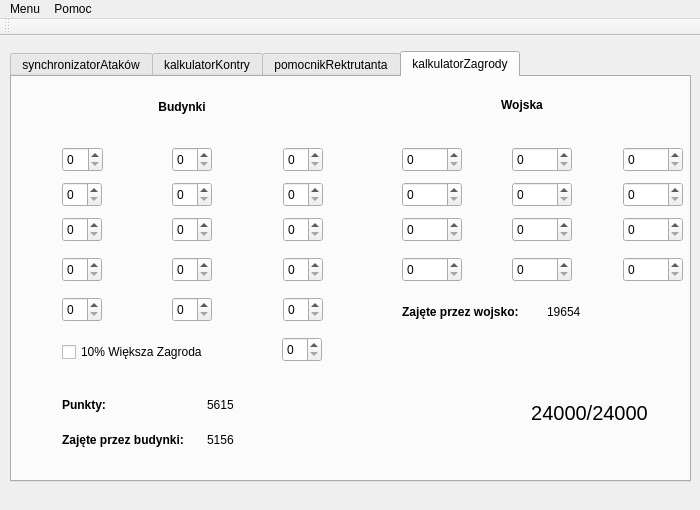
First picture: the form in tribalmain.ui, repository cranCode/tribalToolkit, before the edit.
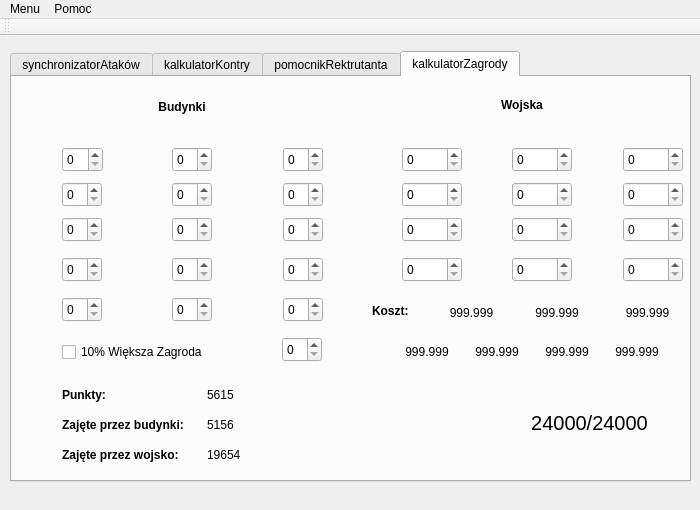
Second picture: the form after the edit. Icons and pictures are not drawn.

Patch:
```diff
--- a/tribalmain.ui
+++ b/tribalmain.ui
@@ -597,7 +597,7 @@
       <property name="geometry">
        <rect>
         <x>50</x>
-        <y>320</y>
+        <y>310</y>
         <width>50</width>
         <height>15</height>
        </rect>
@@ -616,7 +616,7 @@
       <property name="geometry">
        <rect>
         <x>20</x>
-        <y>318</y>
+        <y>310</y>
         <width>16</width>
         <height>16</height>
        </rect>
@@ -632,7 +632,7 @@
       <property name="geometry">
        <rect>
         <x>195</x>
-        <y>320</y>
+        <y>310</y>
         <width>50</width>
         <height>15</height>
        </rect>
@@ -645,7 +645,7 @@
       <property name="geometry">
        <rect>
         <x>20</x>
-        <y>353</y>
+        <y>340</y>
         <width>16</width>
         <height>16</height>
        </rect>
@@ -661,7 +661,7 @@
       <property name="geometry">
        <rect>
         <x>50</x>
-        <y>355</y>
+        <y>340</y>
         <width>121</width>
         <height>16</height>
        </rect>
@@ -680,7 +680,7 @@
       <property name="geometry">
        <rect>
         <x>195</x>
-        <y>355</y>
+        <y>340</y>
         <width>50</width>
         <height>15</height>
        </rect>
@@ -1040,8 +1040,8 @@
      <widget class="QLabel" name="imgChlop2">
       <property name="geometry">
        <rect>
-        <x>360</x>
-        <y>225</y>
+        <x>20</x>
+        <y>370</y>
         <width>16</width>
         <height>16</height>
        </rect>
@@ -1056,8 +1056,8 @@
      <widget class="QLabel" name="intZajetePrzezWojsko">
       <property name="geometry">
        <rect>
-        <x>535</x>
-        <y>227</y>
+        <x>195</x>
+        <y>370</y>
         <width>50</width>
         <height>15</height>
        </rect>
@@ -1069,8 +1069,8 @@
      <widget class="QLabel" name="textZajetePrzezWojsko">
       <property name="geometry">
        <rect>
-        <x>390</x>
-        <y>227</y>
+        <x>50</x>
+        <y>370</y>
         <width>121</width>
         <height>16</height>
        </rect>
@@ -1089,7 +1089,7 @@
       <property name="geometry">
        <rect>
         <x>477</x>
-        <y>280</y>
+        <y>290</y>
         <width>201</width>
         <height>111</height>
        </rect>
@@ -1115,7 +1115,7 @@
       <property name="geometry">
        <rect>
         <x>350</x>
-        <y>280</y>
+        <y>290</y>
         <width>151</width>
         <height>111</height>
        </rect>
@@ -1127,6 +1127,258 @@
        <pixmap>images/farm.png</pixmap>
       </property>
      </widget>
+     <widget class="QLabel" name="textKoszt">
+      <property name="geometry">
+       <rect>
+        <x>360</x>
+        <y>226</y>
+        <width>41</width>
+        <height>16</height>
+       </rect>
+      </property>
+      <property name="font">
+       <font>
+        <weight>75</weight>
+        <bold>true</bold>
+       </font>
+      </property>
+      <property name="text">
+       <string>Koszt:</string>
+      </property>
+     </widget>
+     <widget class="QLabel" name="imgWood">
+      <property name="geometry">
+       <rect>
+        <x>410</x>
+        <y>225</y>
+        <width>16</width>
+        <height>16</height>
+       </rect>
+      </property>
+      <property name="text">
+       <string/>
+      </property>
+      <property name="pixmap">
+       <pixmap>images/resources/wood.png</pixmap>
+      </property>
+     </widget>
+     <widget class="QLabel" name="imgClay">
+      <property name="geometry">
+       <rect>
+        <x>493</x>
+        <y>225</y>
+        <width>16</width>
+        <height>16</height>
+       </rect>
+      </property>
+      <property name="text">
+       <string/>
+      </property>
+      <property name="pixmap">
+       <pixmap>images/resources/clay.png</pixmap>
+      </property>
+     </widget>
+     <widget class="QLabel" name="imgIron">
+      <property name="geometry">
+       <rect>
+        <x>580</x>
+        <y>223</y>
+        <width>20</width>
+        <height>20</height>
+       </rect>
+      </property>
+      <property name="text">
+       <string/>
+      </property>
+      <property name="pixmap">
+       <pixmap>images/resources/iron.png</pixmap>
+      </property>
+     </widget>
+     <widget class="QLabel" name="intClay">
+      <property name="geometry">
+       <rect>
+        <x>512</x>
+        <y>226</y>
+        <width>66</width>
+        <height>20</height>
+       </rect>
+      </property>
+      <property name="text">
+       <string>999.999</string>
+      </property>
+      <property name="alignment">
+       <set>Qt::AlignCenter</set>
+      </property>
+     </widget>
+     <widget class="QLabel" name="intIronj">
+      <property name="geometry">
+       <rect>
+        <x>600</x>
+        <y>226</y>
+        <width>71</width>
+        <height>20</height>
+       </rect>
+      </property>
+      <property name="text">
+       <string>999.999</string>
+      </property>
+      <property name="alignment">
+       <set>Qt::AlignCenter</set>
+      </property>
+     </widget>
+     <widget class="QLabel" name="intWood">
+      <property name="geometry">
+       <rect>
+        <x>429</x>
+        <y>226</y>
+        <width>61</width>
+        <height>20</height>
+       </rect>
+      </property>
+      <property name="text">
+       <string>999.999</string>
+      </property>
+      <property name="alignment">
+       <set>Qt::AlignCenter</set>
+      </property>
+     </widget>
+     <widget class="QLabel" name="intAtak">
+      <property name="geometry">
+       <rect>
+        <x>390</x>
+        <y>267</y>
+        <width>50</width>
+        <height>15</height>
+       </rect>
+      </property>
+      <property name="text">
+       <string>999.999</string>
+      </property>
+      <property name="alignment">
+       <set>Qt::AlignCenter</set>
+      </property>
+     </widget>
+     <widget class="QLabel" name="imgAtak">
+      <property name="geometry">
+       <rect>
+        <x>370</x>
+        <y>267</y>
+        <width>16</width>
+        <height>16</height>
+       </rect>
+      </property>
+      <property name="mouseTracking">
+       <bool>true</bool>
+      </property>
+      <property name="toolTip">
+       <string/>
+      </property>
+      <property name="statusTip">
+       <string/>
+      </property>
+      <property name="text">
+       <string/>
+      </property>
+      <property name="pixmap">
+       <pixmap>images/attack/att.png</pixmap>
+      </property>
+     </widget>
+     <widget class="QLabel" name="imgObrona">
+      <property name="geometry">
+       <rect>
+        <x>441</x>
+        <y>267</y>
+        <width>16</width>
+        <height>16</height>
+       </rect>
+      </property>
+      <property name="text">
+       <string/>
+      </property>
+      <property name="pixmap">
+       <pixmap>images/attack/def.png</pixmap>
+      </property>
+     </widget>
+     <widget class="QLabel" name="imgObronaKaw">
+      <property name="geometry">
+       <rect>
+        <x>511</x>
+        <y>267</y>
+        <width>16</width>
+        <height>16</height>
+       </rect>
+      </property>
+      <property name="text">
+       <string/>
+      </property>
+      <property name="pixmap">
+       <pixmap>images/attack/def_cav.png</pixmap>
+      </property>
+     </widget>
+     <widget class="QLabel" name="imgObronaLuk">
+      <property name="geometry">
+       <rect>
+        <x>581</x>
+        <y>267</y>
+        <width>16</width>
+        <height>16</height>
+       </rect>
+      </property>
+      <property name="text">
+       <string/>
+      </property>
+      <property name="pixmap">
+       <pixmap>images/attack/def_archer.png</pixmap>
+      </property>
+     </widget>
+     <widget class="QLabel" name="intObrona">
+      <property name="geometry">
+       <rect>
+        <x>460</x>
+        <y>267</y>
+        <width>50</width>
+        <height>15</height>
+       </rect>
+      </property>
+      <property name="text">
+       <string>999.999</string>
+      </property>
+      <property name="alignment">
+       <set>Qt::AlignCenter</set>
+      </property>
+     </widget>
+     <widget class="QLabel" name="intObronaKaw">
+      <property name="geometry">
+       <rect>
+        <x>530</x>
+        <y>267</y>
+        <width>50</width>
+        <height>15</height>
+       </rect>
+      </property>
+      <property name="text">
+       <string>999.999</string>
+      </property>
+      <property name="alignment">
+       <set>Qt::AlignCenter</set>
+      </property>
+     </widget>
+     <widget class="QLabel" name="intObronaLuk">
+      <property name="geometry">
+       <rect>
+        <x>600</x>
+        <y>267</y>
+        <width>50</width>
+        <height>15</height>
+       </rect>
+      </property>
+      <property name="text">
+       <string>999.999</string>
+      </property>
+      <property name="alignment">
+       <set>Qt::AlignCenter</set>
+      </property>
+     </widget>
     </widget>
    </widget>
   </widget>
```
Left out of the diff: 7 changed lines with no effect on the pictures.
